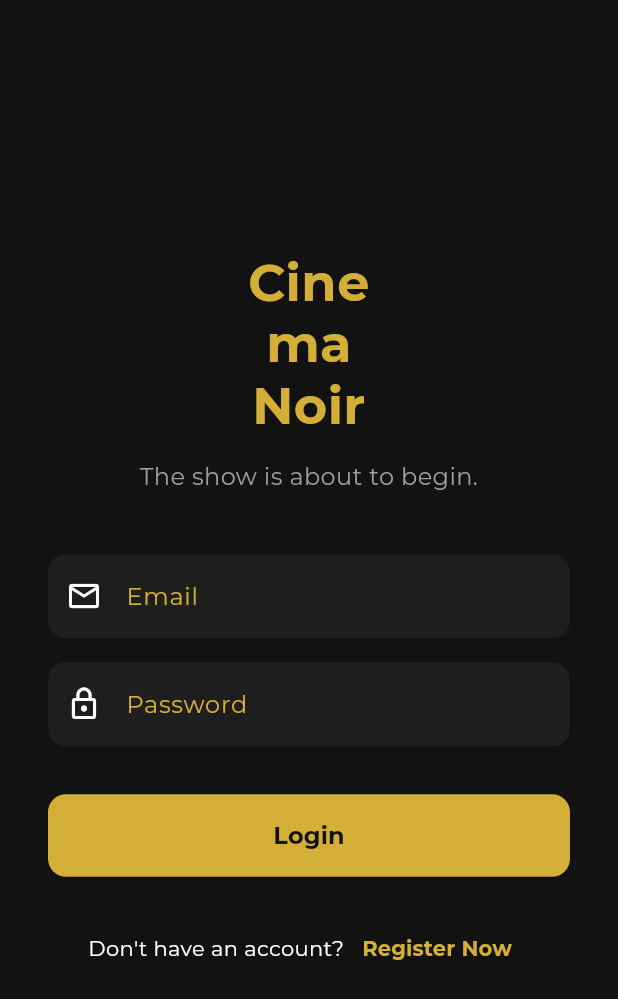
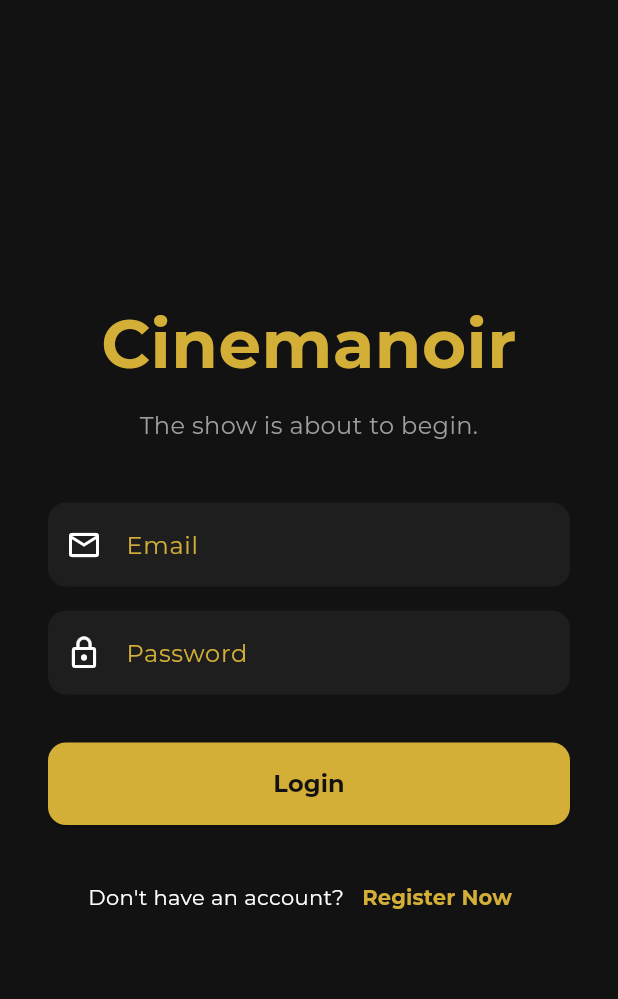
Before and after one commit to adalahruna/UAS-PBP-CINEMA-NOIR, a Flutter app: the screen it shows after launch, on a phone screen of 412 x 824 dp. Shown: the top 999 px of the screen. Run offline on Flutter 3.47's test engine with Material 3 defaults, Android fonts, the phone set to English and light mode, and no system bars; our stand-ins replace bloc, cached_network_image, carousel_slider, cloud_firestore, dio, equatable and 6 more; missing offline and left inert: dart:html, dart:ui_web; accounts and stored records are empty.

```diff
--- a/lib/features/auth/presentation/pages/login_page.dart
+++ b/lib/features/auth/presentation/pages/login_page.dart
@@ -46,9 +46,7 @@ class _LoginPageState extends State<LoginPage> {
             context: context,
             barrierDismissible: false,
             builder: (context) => const Center(
-              child: CircularProgressIndicator(
-                color: AppColors.gold,
-              ),
+              child: CircularProgressIndicator(color: AppColors.gold),
             ),
           );
         }
@@ -93,30 +91,10 @@ class _LoginPageState extends State<LoginPage> {
                     Column(
                       children: [
                         Text(
-                          'Cine',
+                          'Cinemanoir',
                           textAlign: TextAlign.center,
                           style: TextStyle(
-                            fontSize: 34,
-                            fontWeight: FontWeight.bold,
-                            color: goldColor,
-                            height: 1.2,
-                          ),
-                        ),
-                        Text(
-                          'ma',
-                          textAlign: TextAlign.center,
-                          style: TextStyle(
-                            fontSize: 34,
-                            fontWeight: FontWeight.bold,
-                            color: goldColor,
-                            height: 1.2,
-                          ),
-                        ),
-                        Text(
-                          'Noir',
-                          textAlign: TextAlign.center,
-                          style: TextStyle(
-                            fontSize: 34,
+                            fontSize: 45,
                             fontWeight: FontWeight.bold,
                             color: goldColor,
                             height: 1.2,
@@ -128,10 +106,7 @@ class _LoginPageState extends State<LoginPage> {
                     Text(
                       'The show is about to begin.',
                       textAlign: TextAlign.center,
-                      style: TextStyle(
-                        fontSize: 16,
-                        color: Colors.grey,
-                      ),
+                      style: TextStyle(fontSize: 16, color: Colors.grey),
                     ),
                     const SizedBox(height: 40.0),
 
@@ -188,9 +163,7 @@ class _LoginPageState extends State<LoginPage> {
                     ),
 
                     // --- TOMBOL GOOGLE & PEMBATAS DIHAPUS ---
-
                     const SizedBox(height: 24.0), // Spasi yang sebelumnya ada
-
                     // --- LINK KE REGISTER (Menggunakan Wrap) ---
                     Wrap(
                       alignment: WrapAlignment.center,
```
